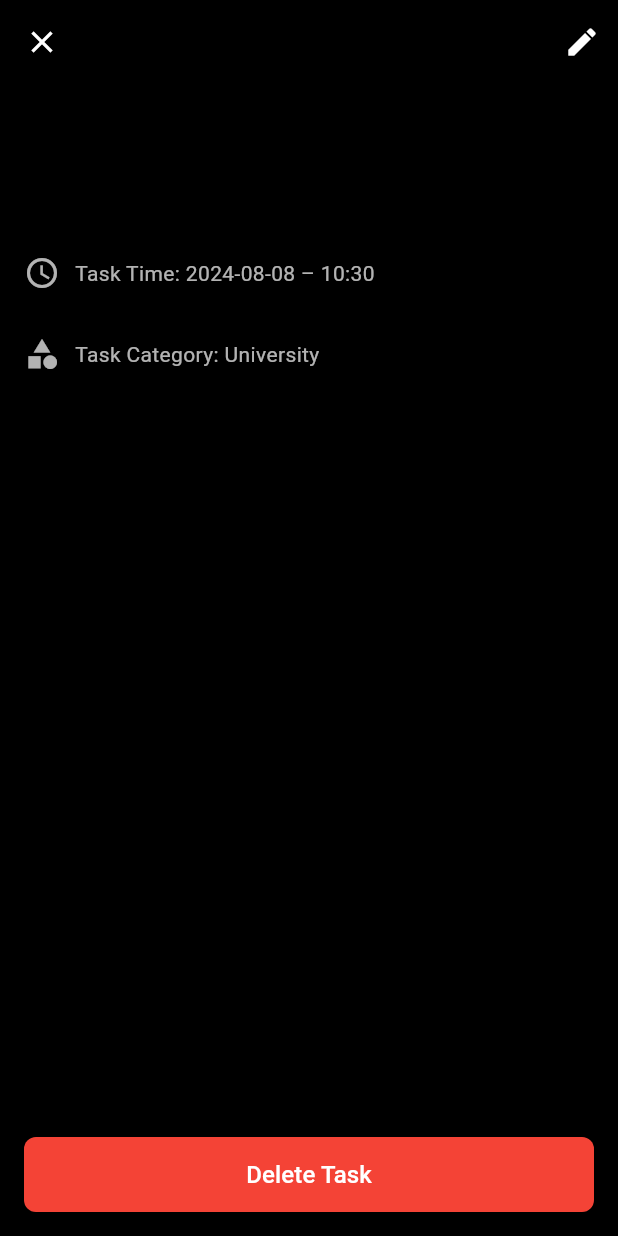
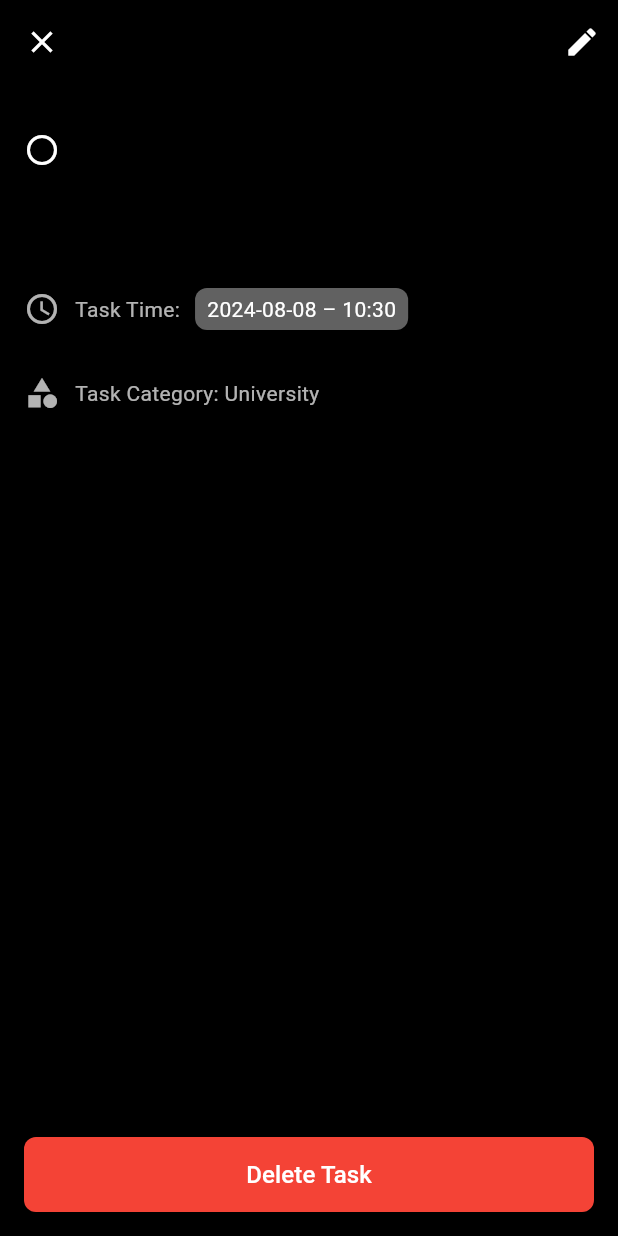
Before and after one commit to ziadimaish-Dimensions/ToDoApp, a Flutter app: the TaskDetailScreen screen opened directly with empty values, on a phone screen of 412 x 824 dp. Run offline on Flutter 3.47's test engine with Material 3 defaults, Android fonts, the phone set to English and light mode, and no system bars; our stand-ins replace cloud_firestore, firebase_auth, firebase_core, google_nav_bar; accounts and stored records are empty.

Commit message:
editing the view of task details

```diff
--- a/lib/features/tasks/views/task_details_screen.dart
+++ b/lib/features/tasks/views/task_details_screen.dart
@@ -190,12 +190,16 @@ class _TaskDetailScreenState extends State<TaskDetailScreen> {
         child: Column(
           crossAxisAlignment: CrossAxisAlignment.start,
           children: [
-            Text(
-              _task.name,
-              style: const TextStyle(
-                  fontSize: 24,
-                  color: Colors.white,
-                  fontWeight: FontWeight.bold),
+            ListTile(
+              contentPadding: EdgeInsets.zero,
+              leading: const Icon(Icons.circle_outlined, color: Colors.white),
+              title: Text(
+                _task.name,
+                style: const TextStyle(
+                    fontSize: 24,
+                    color: Colors.white,
+                    fontWeight: FontWeight.bold),
+              ),
             ),
             const SizedBox(height: 8),
             Text(
@@ -207,9 +211,22 @@ class _TaskDetailScreenState extends State<TaskDetailScreen> {
               children: [
                 const Icon(Icons.access_time, color: Colors.white70),
                 const SizedBox(width: 10),
-                Text(
-                  'Task Time: ${DateFormat('yyyy-MM-dd – kk:mm').format(_task.time)}',
-                  style: const TextStyle(color: Colors.white70),
+                const Text(
+                  'Task Time:',
+                  style: TextStyle(color: Colors.white70),
+                ),
+                const SizedBox(width: 10),
+                Container(
+                  padding:
+                      const EdgeInsets.symmetric(horizontal: 8, vertical: 4),
+                  decoration: BoxDecoration(
+                    color: Colors.grey[700],
+                    borderRadius: BorderRadius.circular(8),
+                  ),
+                  child: Text(
+                    DateFormat('yyyy-MM-dd – kk:mm').format(_task.time),
+                    style: const TextStyle(color: Colors.white),
+                  ),
                 ),
               ],
             ),
@@ -220,12 +237,10 @@ class _TaskDetailScreenState extends State<TaskDetailScreen> {
                 SizedBox(width: 10),
                 Text(
                   'Task Category: University',
-                  // You can replace this with dynamic category
                   style: TextStyle(color: Colors.white70),
                 ),
               ],
             ),
-            const SizedBox(height: 20),
             const Spacer(),
             Center(
               child: CustomElevatedButton(
@@ -245,8 +260,7 @@ class _DatePicker extends StatelessWidget {
   final DateTime selectedDate;
   final Function(DateTime) onDatePicked;
 
-  const _DatePicker(
-      {required this.selectedDate, required this.onDatePicked, super.key});
+  const _DatePicker({required this.selectedDate, required this.onDatePicked});
 
   @override
   Widget build(BuildContext context) {
@@ -282,8 +296,7 @@ class _TimePicker extends StatelessWidget {
   final TimeOfDay selectedTime;
   final Function(TimeOfDay) onTimePicked;
 
-  const _TimePicker(
-      {required this.selectedTime, required this.onTimePicked, super.key});
+  const _TimePicker({required this.selectedTime, required this.onTimePicked});
 
   @override
   Widget build(BuildContext context) {
```
